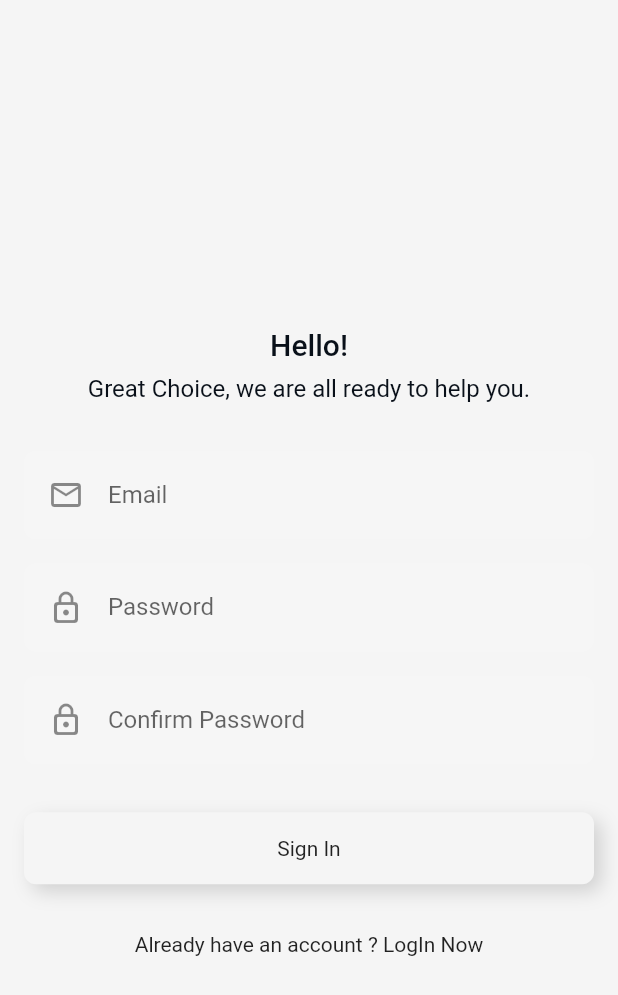
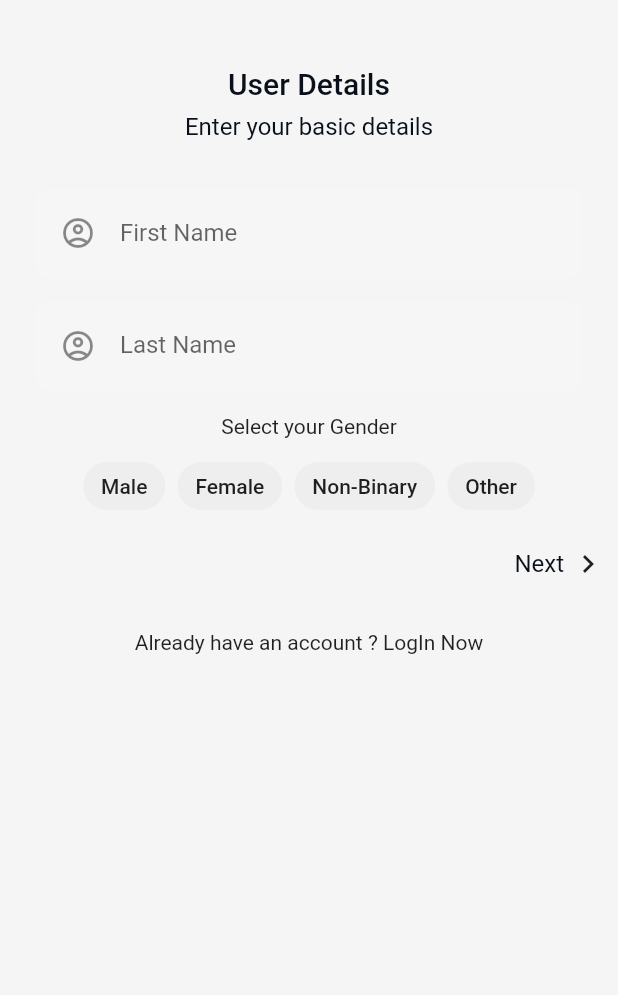
Before and after one commit to SanskritiHarmukh/Almeerah, a Flutter app: the screen it shows after launch, after a tap on an icon or button, on a phone screen of 412 x 824 dp. Shown: the top 995 px of the screen. Run offline on Flutter 3.47's test engine with Material 2 defaults, Android fonts, the phone set to English and light mode, and no system bars; our stand-ins replace cloud_firestore, firebase_auth, firebase_core, firebase_database; missing offline and left inert: flutter_clean_calendar; accounts and stored records are empty; network calls fail.

Commit message:
registration page more functionality added

```diff
--- a/lib/Components/customTextstyle.dart
+++ b/lib/Components/customTextstyle.dart
@@ -23,5 +23,12 @@ class CustomTextStyles {
         fontSize: 12
     );
   }
+  static TextStyle actionTextStyle(BuildContext context) {
+    return TextStyle(
+        color: Theme.of(context).colorScheme.primary,
+        fontWeight:FontWeight.w400,
+        fontSize: 16
+    );
+  }
 
 }
--- a/lib/auth/AuthPage.dart
+++ b/lib/auth/AuthPage.dart
@@ -1,27 +1,29 @@
-import 'package:almeerah/Pages/LoginPage.dart';
-import 'package:almeerah/Pages/RegisterPage.dart';
-import 'package:flutter/material.dart';
-
-class AuthPage extends StatefulWidget {
-  const AuthPage({super.key});
-
-  @override
-  State<AuthPage> createState() => _AuthPageState();
-}
-
-class _AuthPageState extends State<AuthPage> {
-  bool showLoginPage = true;
-  void togglescreen(){
-    setState(() {
-      showLoginPage = !showLoginPage;
-    });
-  }
-  @override
-  Widget build(BuildContext context) {
-    if(showLoginPage){
-      return LoginPage(showRegisterPage: togglescreen);
-    } else{
-      return RegistrationPage(showLoginPage: togglescreen);
-    }
-  }
-}
+// import 'package:almeerah/auth/LoginPage.dart';
+// import 'package:almeerah/auth/OnboardingPage1.dart';
+// import 'package:almeerah/auth/RegisterPage.dart';
+// import 'package:flutter/material.dart';
+//
+// class AuthPage extends StatefulWidget {
+//   const AuthPage({super.key});
+//
+//   @override
+//   State<AuthPage> createState() => _AuthPageState();
+// }
+//
+// class _AuthPageState extends State<AuthPage> {
+//   bool showLoginPage = true;
+//   void togglescreen(){
+//     setState(() {
+//       showLoginPage = !showLoginPage;
+//     });
+//   }
+//   @override
+//   Widget build(BuildContext context) {
+//     if(showLoginPage){
+//       return LoginPage(showRegisterPage: togglescreen);
+//     } else{
+//       return OnboardingPage1(toggleScreen: togglescreen);
+//       // return RegistrationPage(showLoginPage: togglescreen);
+//     }
+//   }
+// }
--- a/lib/auth/MainPage.dart
+++ b/lib/auth/MainPage.dart
@@ -1,5 +1,5 @@
-import 'package:almeerah/Pages/LoginPage.dart';
-import 'package:almeerah/Pages/RegisterPage.dart';
+import 'package:almeerah/auth/LoginPage.dart';
+import 'package:almeerah/auth/RegisterPage.dart';
 import 'package:almeerah/auth/AuthPage.dart';
 import 'package:firebase_auth/firebase_auth.dart';
 import 'package:flutter/material.dart';
@@ -18,7 +18,7 @@ class MainPage extends StatelessWidget {
           if (snapshot.hasData){
             return HomePage();
           } else {
-            return AuthPage();
+            return LoginPage();
           }
         },
       ),
--- /dev/null
+++ b/lib/auth/OnboardingPage1.dart
@@ -0,0 +1,134 @@
+import 'package:almeerah/Components/customTextstyle.dart';
+import 'package:almeerah/auth/OnboardingPage2.dart';
+import 'package:flutter/material.dart';
+
+import '../Components/textfielddecoration.dart';
+
+class OnboardingPage1 extends StatefulWidget {
+
+  const OnboardingPage1({super.key,
+    });
+
+  @override
+  State<OnboardingPage1> createState() => _OnboardingPage1State();
+}
+
+class _OnboardingPage1State extends State<OnboardingPage1> {
+  final _firstNamecontroller = TextEditingController();
+  final _lastNamecontroller = TextEditingController();
+  String selectedGender = '';
+  List<String> genderOptions = ['Male', 'Female', 'Non-Binary', 'Other'];
+  @override
+  Widget build(BuildContext context) {
+    return Scaffold(
+      backgroundColor: Theme.of(context).colorScheme.background,
+      body: SafeArea(
+        child: Padding(
+          padding: EdgeInsets.symmetric(horizontal: 8,vertical: 12),
+          child: SingleChildScrollView(
+            child: Column(
+              mainAxisAlignment: MainAxisAlignment.center,
+              children: [
+                SizedBox(
+                  height: 32,
+                ),
+                Text('User Details',style: CustomTextStyles.headingTextStyle(context),),
+                SizedBox(
+                  height: 8,
+                ),
+                Text('Enter your basic details',style: CustomTextStyles.paragraphTextStyle(context),textAlign: TextAlign.center,),
+
+                SizedBox(
+                  height: 32,
+                ),
+                Padding(
+                  padding: const EdgeInsets.symmetric(horizontal: 16.0),
+                  child: Container(
+                    decoration: TextFieldDecorations.CustomBoxDeco(),
+                    padding: EdgeInsets.only(left: 16),
+                    child: TextFormField(
+                      controller: _firstNamecontroller,
+                      decoration: TextFieldDecorations.Customdecoration('First Name',Icons.account_circle_outlined),
+                    ),
+                  ),
+                ),
+                SizedBox(height: 16,),
+                //last name text field
+                Padding(
+                  padding: const EdgeInsets.symmetric(horizontal: 16.0),
+                  child: Container(
+                    decoration: TextFieldDecorations.CustomBoxDeco(),
+                    padding:EdgeInsets.only(left: 16),
+                    child: TextFormField(
+                        controller: _lastNamecontroller,
+                        decoration: TextFieldDecorations.Customdecoration('Last Name',Icons.account_circle_outlined)),
+                  ),
+                ),
+                SizedBox(height: 16,),
+                Text('Select your Gender'),
+                SizedBox(height: 8,),
+                Wrap(
+                  spacing: 8,
+                  runSpacing: 12,
+                  children: genderOptions.map((gender) {
+                    return ChoiceChip(
+                      selectedColor: Theme.of(context).colorScheme.primary.withOpacity(.5),
+                      backgroundColor: Theme.of(context).colorScheme.primary.withOpacity(.05),
+                      disabledColor: Theme.of(context).colorScheme.primary.withOpacity(.05),
+                      label: Text(gender),
+                      selected: selectedGender == gender,
+                      onSelected: (selected) {
+                        setState(() {
+                          selectedGender = selected ? gender : '';
+                        });
+                      },
+                    );
+                  }).toList(),
+                ),
+                SizedBox(height: 16,),
+                Align(
+                  alignment: Alignment.bottomRight,
+                  child: GestureDetector(
+                      onTap: (){
+                        Navigator.push(context, MaterialPageRoute(builder: (BuildContext context)=>OnboardingPage2(
+                          firstName: _firstNamecontroller.text.trim(),
+                          lastName: _lastNamecontroller.text.trim(),
+                          gender: selectedGender,
+                        )));
+                      },
+                      child: Row(
+                        mainAxisAlignment: MainAxisAlignment.end,
+                        children: [
+                          Text('Next',style: CustomTextStyles.actionTextStyle(context),),
+                          SizedBox(width: 4,),
+                          Icon(Icons.chevron_right_outlined),
+                        ],
+                      ),
+                  ),
+                ),
+                SizedBox(
+                  height: 32,
+                ),
+                Align(
+                  alignment: Alignment.bottomCenter,
+                  child: GestureDetector(
+                    onTap: (){
+                      Navigator.pop(context);
+                    },
+                    child: Row(
+                      mainAxisAlignment: MainAxisAlignment.center,
+                      children: [
+                        Text('Already have an account ?'),
+                        Text(' LogIn Now'),
+                      ],
+                    ),
+                  ),
+                ),
+              ],
+            ),
+          ),
+        ),
+      ),
+    );
+  }
+}
--- a/lib/Pages/RegisterPage.dart
+++ b/lib/auth/RegisterPage.dart
@@ -1,4 +1,4 @@
-import 'package:almeerah/Pages/LoginPage.dart';
+import 'package:almeerah/auth/LoginPage.dart';
 import 'package:firebase_auth/firebase_auth.dart';
 import 'package:cloud_firestore/cloud_firestore.dart';
 import 'package:flutter/material.dart';
@@ -6,10 +6,14 @@ import 'package:flutter/material.dart';
 import '../Components/customTextstyle.dart';
 import '../Components/customcontainer.dart';
 import '../Components/textfielddecoration.dart';
+import '../Pages/HomePage.dart';
 
 class RegistrationPage extends StatefulWidget {
-  final VoidCallback showLoginPage;
-  const RegistrationPage({super.key, required this.showLoginPage});
+  final String firstName;
+  final String lastName;
+  final String gender;
+  final List<String> stylePreference;
+  const RegistrationPage({super.key, required this.firstName, required this.lastName, required this.gender, required this.stylePreference,});
 
   @override
   State<RegistrationPage> createState() => _RegistrationPageState();
@@ -34,10 +38,17 @@ class _RegistrationPageState extends State<RegistrationPage> {
        if (uid != null) {
          await FirebaseFirestore.instance.collection('users').doc(uid).set({
            'email': _emailcontroller.text.trim(),
-
+           'firstname' : widget.firstName,
+           'lastname' : widget.lastName,
+           'gender' : widget.gender,
+           'stylepreference' : widget.stylePreference,
          });
          //creating a sub collection for my wardrobe details
          CollectionReference myWardrobeCollection = FirebaseFirestore.instance.collection('users').doc(uid).collection('mywardrobe');
+         Navigator.pushAndRemoveUntil(
+           context,
+           MaterialPageRoute(builder: (BuildContext context) => HomePage()),(Route<dynamic> route) => false,
+         );
        }
      } catch (e) {
        print('Error during registration: $e');
@@ -66,16 +77,31 @@ class _RegistrationPageState extends State<RegistrationPage> {
     return Scaffold(
       backgroundColor: Theme.of(context).colorScheme.background,
       body: SafeArea(
-        child: Center(
+        child: Padding(
+          padding: EdgeInsets.symmetric(vertical: 12),
           child: SingleChildScrollView(
             child: Column(
               mainAxisAlignment: MainAxisAlignment.center,
               children: [
-                SizedBox(height: 32,),
-                Text('Hello!',
+                SizedBox(height: 8,),
+                GestureDetector(
+                    onTap: (){
+                      Navigator.pop(context);
+                    },
+                    child: Row(
+                      mainAxisAlignment: MainAxisAlignment.start,
+                      children: [
+                        Icon(Icons.chevron_left_outlined),
+                        SizedBox(width: 4,),
+                        Text('Back',style: CustomTextStyles.actionTextStyle(context),)
+                      ],
+                    ),
+                ),
+                SizedBox(height: 80,),
+                Text('Credentials',
                   style: CustomTextStyles.headingTextStyle(context),textAlign: TextAlign.center,),
                 SizedBox(height: 8,),
-                Text('Great Choice, we are all ready to help you.',
+                Text('These credentials will be used to login in future.',
                   style: CustomTextStyles.paragraphTextStyle(context),textAlign: TextAlign.center,),
                 SizedBox(height: 32,),
                 //email text field
@@ -120,7 +146,7 @@ class _RegistrationPageState extends State<RegistrationPage> {
                 //signup in button
                 GestureDetector(
                   onTap: SignUp,
-                  child: CustomContainer(child: Text('Sign In',textAlign: TextAlign.center,),
+                  child: CustomContainer(child: Text('Create Account',textAlign: TextAlign.center,),
                       width: pageWidth-32,
                       vpad: 16,
                       hpad: 12),
@@ -128,7 +154,9 @@ class _RegistrationPageState extends State<RegistrationPage> {
                 SizedBox(height: 32,),
                 //login text
                 GestureDetector(
-                  onTap: widget.showLoginPage,
+                  onTap: (){
+                    Navigator.push(context, MaterialPageRoute(builder: (BuildContext context)=>LoginPage()));
+                  },
                   child: Row(
                     mainAxisAlignment: MainAxisAlignment.center,
                     children: [
@@ -137,6 +165,7 @@ class _RegistrationPageState extends State<RegistrationPage> {
                     ],
                   ),
                 ),
+
               ],
             ),
           ),
--- a/lib/main.dart
+++ b/lib/main.dart
@@ -1,7 +1,7 @@
 import 'package:almeerah/Pages/CalendarPage.dart';
 import 'package:almeerah/Pages/FashionTipsPage.dart';
 import 'package:almeerah/Pages/FavPage.dart';
-import 'package:almeerah/Pages/LoginPage.dart';
+import 'package:almeerah/auth/LoginPage.dart';
 import 'package:almeerah/Pages/MyCloset.dart';
 import 'package:almeerah/auth/MainPage.dart';
 import 'package:almeerah/Pages/NGOPage.dart';
@@ -41,6 +41,7 @@ class _MyAppState extends State<MyApp> {
         '/zodiac': (context) => ZodiacOutfit(),
         '/fav': (context) => FavPage(),
         '/closet': (context) => MyCloset(),
+        '/login': (context) => LoginPage(),
       },
       theme: lightMode,
       darkTheme: darkMode,
```
Also changed, not shown: lib/Pages/HomePage.dart (+9 -4 lines), lib/auth/LoginPage.dart (renamed from lib/Pages/LoginPage.dart, +8 -4 lines), lib/auth/OnboardingPage2.dart (added, +169 -0 lines).
